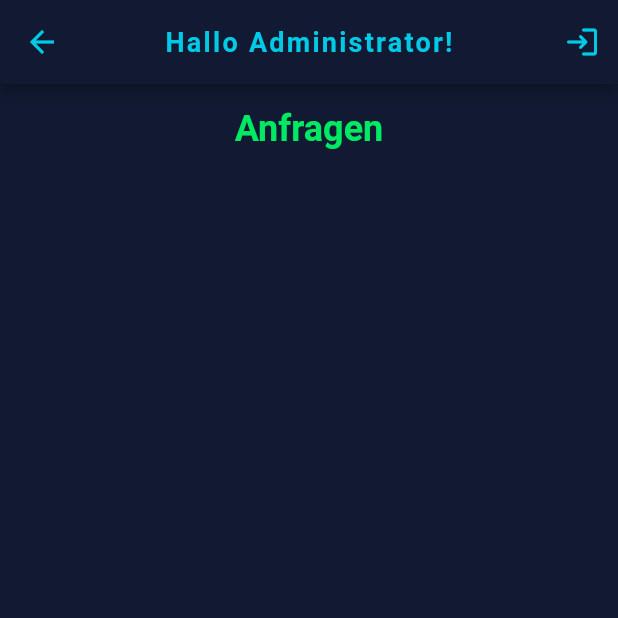
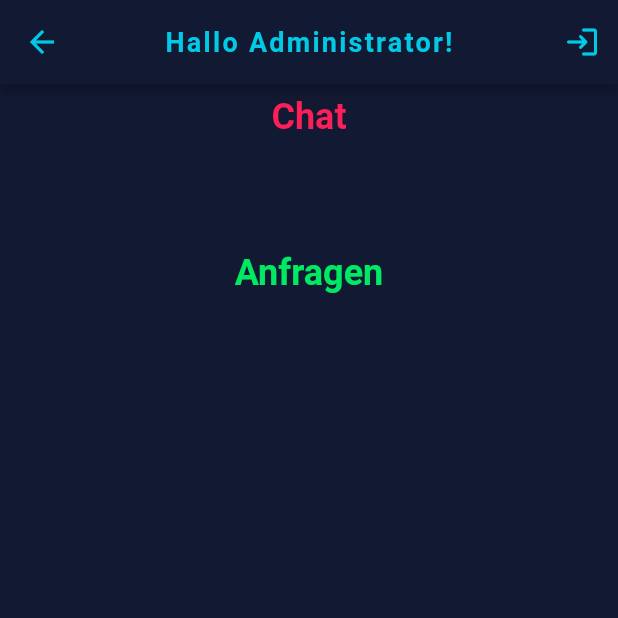
Before and after one commit to mkprogrammer15/MyKitchen, a Flutter app: the AdminAccountScreen screen opened by its route, on a phone screen of 412 x 824 dp, the top half of it. Run offline on Flutter 3.47's test engine with Material 2 defaults, Android fonts, the phone set to English and light mode, and no system bars; our stand-ins replace bloc, cloud_firestore, equatable, firebase_auth, firebase_core, flutter_bloc and 5 more; accounts and stored records are empty; Roboto replaces fonts that are missing (Lexend Deca).

Commit message:
updated chat

```diff
--- a/lib/src/app.dart
+++ b/lib/src/app.dart
@@ -11,6 +11,8 @@ import 'package:profi_neon/src/features/admin_auth/domain/repositories/auth_repo
 import 'package:profi_neon/src/features/admin_auth/presentation/blocs/bloc/firebase_auth_bloc.dart';
 import 'package:profi_neon/src/features/admin_auth/presentation/pages/admin_after_registration_screen.dart';
 import 'package:profi_neon/src/features/admin_auth/presentation/pages/admin_login_screen.dart';
+import 'package:profi_neon/src/features/admin_chat/presentation/blocs/bloc/admin_chat_bloc.dart';
+import 'package:profi_neon/src/features/admin_chat/presentation/pages/admin_chat_screen.dart';
 import 'package:profi_neon/src/features/admin_orders/data/repositories/request_repository_impl.dart';
 import 'package:profi_neon/src/features/admin_orders/domain/repositories/request_repository.dart';
 import 'package:profi_neon/src/features/admin_orders/presentation/blocs/bloc/requests_bloc.dart';
@@ -48,6 +50,7 @@ class _AppState extends State<App> {
         BlocProvider<RequestsBloc>(
             create: (context) => RequestsBloc(
                 requestRepository: getIt.get<RequestRepository>())),
+        BlocProvider<AdminChatBloc>(create: (context) => AdminChatBloc()),
       ],
       child: BlocBuilder<LanguageBloc, LanguageState>(
         builder: (context, state) {
@@ -76,9 +79,10 @@ class _AppState extends State<App> {
               AdminLoginScreen.routeName: (context) => AdminLoginScreen(),
               AdminAccountScreen.routeName: (context) => AdminAccountScreen(),
               DocumentDetailsScreen.routeName: (context) =>
-                  DocumentDetailsScreen(),
+                  const DocumentDetailsScreen(),
               AdminAfterRegistrationScreen.routeName: (context) =>
                   AdminAfterRegistrationScreen(),
+              AdminChatScreen.nameRoute: (context) => AdminChatScreen(),
             },
           );
         },
--- a/lib/src/features/admin_auth/data/data_sources/auth_data_source.dart
+++ b/lib/src/features/admin_auth/data/data_sources/auth_data_source.dart
@@ -24,7 +24,7 @@ class AuthDataSource {
     try {
       final userCredential =
           auth.signInWithEmailAndPassword(email: email, password: password);
-      print('${userCredential.toString()} is logged in');
+      print('${auth.currentUser!.email} is logged in');
       return userCredential;
     } on FirebaseAuthException catch (e) {
       if (e.code == 'user-not-found') {
--- /dev/null
+++ b/lib/src/features/admin_chat/domain/chat_entity.dart
@@ -0,0 +1,11 @@
+import 'package:cloud_firestore/cloud_firestore.dart';
+
+abstract class ChatEntity {
+  String message;
+  String userName;
+
+  ChatEntity({
+    required this.message,
+    required this.userName,
+  });
+}
--- /dev/null
+++ b/lib/src/features/admin_chat/presentation/blocs/bloc/admin_chat_bloc.dart
@@ -0,0 +1,29 @@
+import 'dart:async';
+
+import 'package:bloc/bloc.dart';
+import 'package:equatable/equatable.dart';
+import 'package:profi_neon/src/features/admin_auth/data/data_sources/auth_data_source.dart';
+import 'package:profi_neon/src/features/admin_chat/data/chat_helpers.dart';
+import 'package:profi_neon/src/features/admin_chat/domain/chat_entity.dart';
+
+part 'admin_chat_event.dart';
+part 'admin_chat_state.dart';
+
+class AdminChatBloc extends Bloc<AdminChatEvent, AdminChatState> {
+  final auth = AuthDataSource();
+
+  AdminChatBloc() : super(AdminChatInitial());
+
+  @override
+  Stream<AdminChatState> mapEventToState(
+    AdminChatEvent event,
+  ) async* {
+    if (event is MessageEvent) {
+      final List<ChatEntity> chatData;
+      await ChatHelpers.saveChatData(event.message, event.userEmail);
+      chatData = await ChatHelpers.getChatMessages();
+
+      yield MessageState(chatData: chatData);
+    }
+  }
+}
--- /dev/null
+++ b/lib/src/features/admin_chat/presentation/blocs/bloc/admin_chat_event.dart
@@ -0,0 +1,19 @@
+part of 'admin_chat_bloc.dart';
+
+abstract class AdminChatEvent extends Equatable {
+  const AdminChatEvent();
+
+  @override
+  List<Object> get props => [];
+}
+
+class MessageEvent extends AdminChatEvent {
+  final String message;
+  final String userEmail;
+  const MessageEvent({
+    required this.message,
+    required this.userEmail,
+  });
+  @override
+  List<Object> get props => [message, userEmail];
+}
--- /dev/null
+++ b/lib/src/features/admin_chat/presentation/blocs/bloc/admin_chat_state.dart
@@ -0,0 +1,19 @@
+part of 'admin_chat_bloc.dart';
+
+abstract class AdminChatState extends Equatable {
+  const AdminChatState();
+
+  @override
+  List<Object> get props => [];
+}
+
+class AdminChatInitial extends AdminChatState {}
+
+class MessageState extends AdminChatState {
+  final List<ChatEntity> chatData;
+
+  const MessageState({required this.chatData});
+
+  @override
+  List<Object> get props => [chatData];
+}
--- a/lib/src/features/admin_orders/presentation/pages/admin_account_screen.dart
+++ b/lib/src/features/admin_orders/presentation/pages/admin_account_screen.dart
@@ -33,6 +33,21 @@ class _AdminAccountScreenState extends State<AdminAccountScreen> {
           decoration: const BoxDecoration(color: inkDark),
           child: Column(
             children: [
+              Expanded(
+                  child: Padding(
+                padding: const EdgeInsets.all(8),
+                child: GestureDetector(
+                  onTap: () =>
+                      Navigator.pushNamed(context, 'admin_chat_screen'),
+                  child: Text(
+                    'Chat',
+                    style: Theme.of(context)
+                        .textTheme
+                        .headline1!
+                        .copyWith(color: cherry),
+                  ),
+                ),
+              )),
               Expanded(
                   flex: 1,
                   child: Padding(
```
Also changed, not shown: lib/src/features/admin_chat/data/chat_helpers.dart (added, +35 -0 lines), lib/src/features/admin_chat/data/models/chat_model.dart (added, +18 -0 lines), lib/src/features/admin_chat/presentation/pages/admin_chat_screen.dart (+60 -8 lines).
